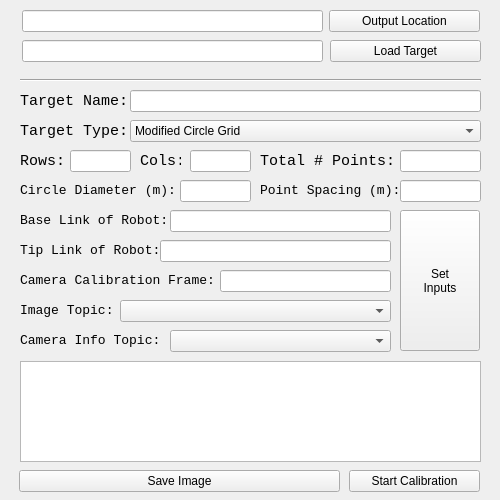
Old version of the form industrial_calibration_gui/src/calibration_widget.ui in the repository jdlangs/IC2.
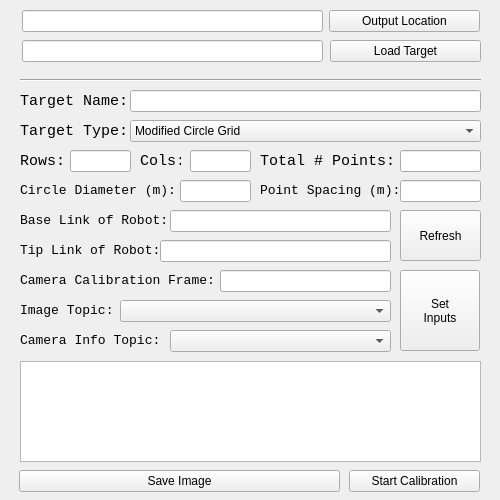
New version of the form. Icons and pictures are not drawn.

Commit message: Added a refresh button to refresh combo boxes

```diff
--- a/industrial_calibration_gui/src/calibration_widget.ui
+++ b/industrial_calibration_gui/src/calibration_widget.ui
@@ -665,9 +665,9 @@
      <property name="geometry">
       <rect>
        <x>400</x>
-       <y>210</y>
+       <y>270</y>
        <width>80</width>
-       <height>141</height>
+       <height>81</height>
       </rect>
      </property>
      <property name="text">
@@ -685,6 +685,19 @@
       </rect>
      </property>
     </widget>
+    <widget class="QPushButton" name="refresh_button">
+     <property name="geometry">
+      <rect>
+       <x>400</x>
+       <y>210</y>
+       <width>81</width>
+       <height>51</height>
+      </rect>
+     </property>
+     <property name="text">
+      <string>Refresh</string>
+     </property>
+    </widget>
    </widget>
   </widget>
  </widget>
```
Left out of the diff: 2 changed lines with no effect on the pictures. The commit also changes 2 other files.
